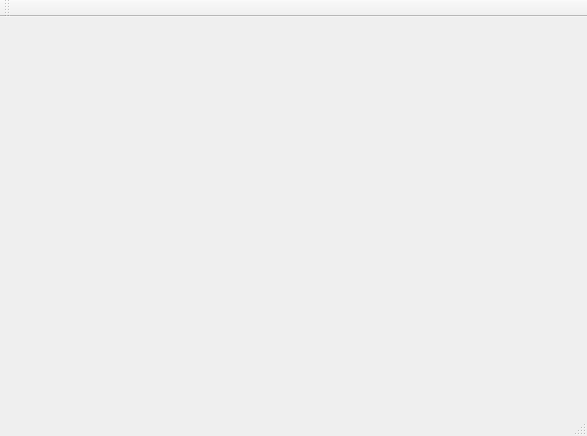
Above: Personal-Recipe-Scanner/mainwindow.ui from pateca26/Personal-Recipe-Database before the change. Below: the same form after it.
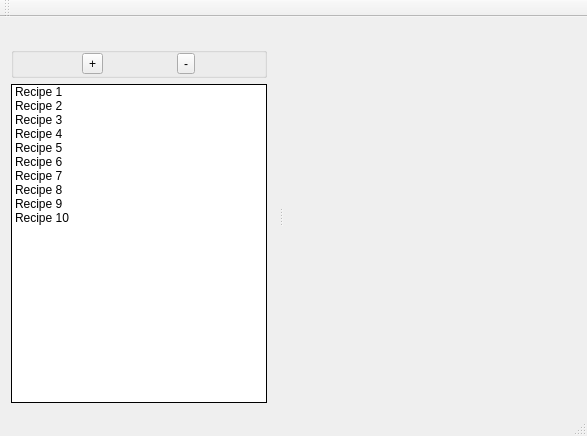
That is the form after the change.

Commit message: Added Side Dock

Diff of the .ui file:
```diff
--- a/Personal-Recipe-Scanner/mainwindow.ui
+++ b/Personal-Recipe-Scanner/mainwindow.ui
@@ -33,6 +33,134 @@
    </attribute>
   </widget>
   <widget class="QStatusBar" name="statusBar"/>
+  <widget class="QDockWidget" name="dockWidget_2">
+   <property name="features">
+    <set>QDockWidget::NoDockWidgetFeatures</set>
+   </property>
+   <attribute name="dockWidgetArea">
+    <number>1</number>
+   </attribute>
+   <widget class="QWidget" name="dockWidgetContents_2">
+    <layout class="QVBoxLayout" name="verticalLayout">
+     <item>
+      <widget class="QGroupBox" name="groupBox">
+       <property name="title">
+        <string/>
+       </property>
+       <property name="alignment">
+        <set>Qt::AlignLeading|Qt::AlignLeft|Qt::AlignVCenter</set>
+       </property>
+       <property name="flat">
+        <bool>false</bool>
+       </property>
+       <property name="checkable">
+        <bool>false</bool>
+       </property>
+       <layout class="QHBoxLayout">
+        <property name="spacing">
+         <number>-1</number>
+        </property>
+        <property name="sizeConstraint">
+         <enum>QLayout::SetDefaultConstraint</enum>
+        </property>
+        <property name="leftMargin">
+         <number>0</number>
+        </property>
+        <property name="topMargin">
+         <number>0</number>
+        </property>
+        <property name="rightMargin">
+         <number>0</number>
+        </property>
+        <property name="bottomMargin">
+         <number>0</number>
+        </property>
+        <item>
+         <widget class="QToolButton" name="toolButton">
+          <property name="text">
+           <string>+</string>
+          </property>
+         </widget>
+        </item>
+        <item>
+         <widget class="QToolButton" name="toolButton_2">
+          <property name="text">
+           <string>-</string>
+          </property>
+         </widget>
+        </item>
+       </layout>
+      </widget>
+     </item>
+     <item>
+      <widget class="QListWidget" name="listWidget">
+       <property name="autoFillBackground">
+        <bool>true</bool>
+       </property>
+       <property name="frameShape">
+        <enum>QFrame::Box</enum>
+       </property>
+       <property name="frameShadow">
+        <enum>QFrame::Plain</enum>
+       </property>
+       <property name="horizontalScrollBarPolicy">
+        <enum>Qt::ScrollBarAsNeeded</enum>
+       </property>
+       <item>
+        <property name="text">
+         <string>Recipe 1</string>
+        </property>
+       </item>
+       <item>
+        <property name="text">
+         <string>Recipe 2</string>
+        </property>
+       </item>
+       <item>
+        <property name="text">
+         <string>Recipe 3</string>
+        </property>
+       </item>
+       <item>
+        <property name="text">
+         <string>Recipe 4</string>
+        </property>
+       </item>
+       <item>
+        <property name="text">
+         <string>Recipe 5</string>
+        </property>
+       </item>
+       <item>
+        <property name="text">
+         <string>Recipe 6</string>
+        </property>
+       </item>
+       <item>
+        <property name="text">
+         <string>Recipe 7</string>
+        </property>
+       </item>
+       <item>
+        <property name="text">
+         <string>Recipe 8</string>
+        </property>
+       </item>
+       <item>
+        <property name="text">
+         <string>Recipe 9</string>
+        </property>
+       </item>
+       <item>
+        <property name="text">
+         <string>Recipe 10</string>
+        </property>
+       </item>
+      </widget>
+     </item>
+    </layout>
+   </widget>
+  </widget>
  </widget>
  <layoutdefault spacing="6" margin="11"/>
  <resources/>
```
Left out of the diff: 4 changed lines with no effect on the pictures. The commit also changes 9 other files.
